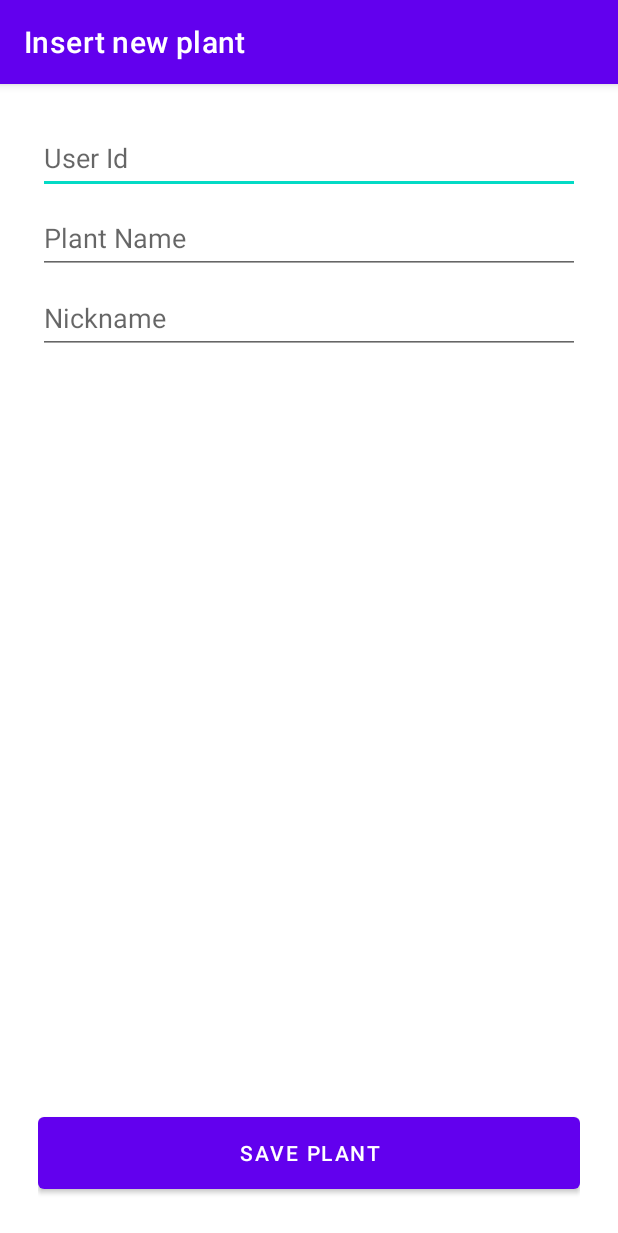
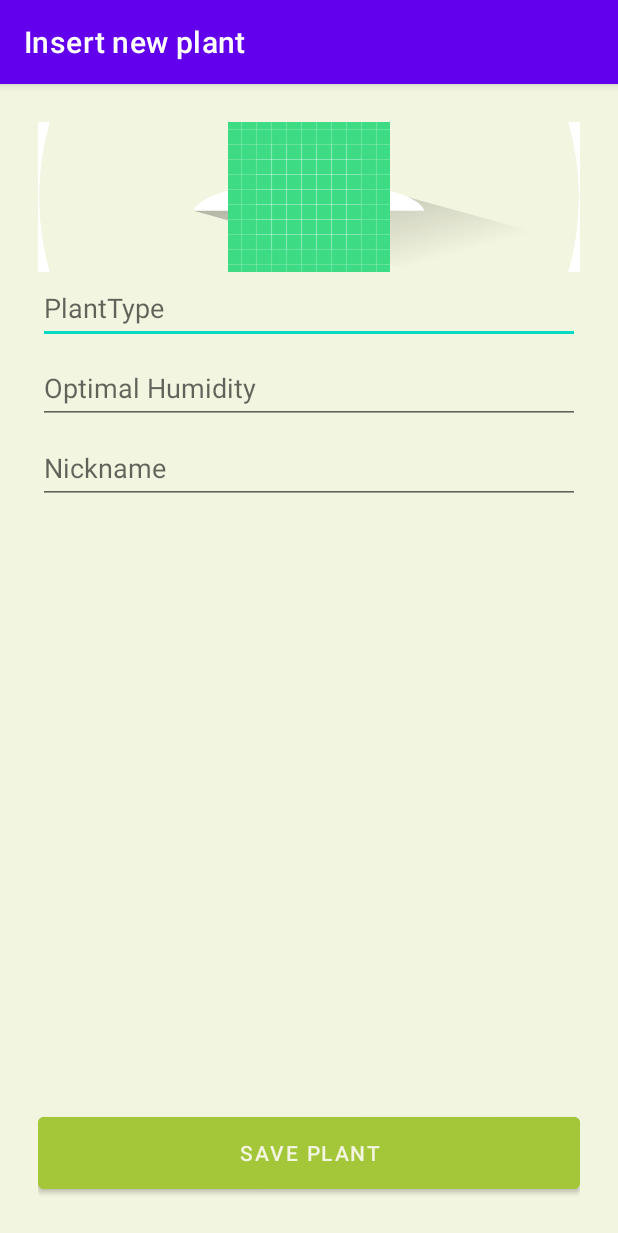
Before and after one commit to idoFassberg/GreenGuardian, an Android app: the AddUserPlantForm screen opened directly, with no data from a screen before it, on a phone screen of 412 x 824 dp. Shown: the top 1233 px of the screen. Run offline under Robolectric (Android 15) with nearby library versions, the phone set to English and light mode, and no system bars; our stand-ins replace Firebase (no records; nobody signed in at launch, a user with empty details on screens opened directly).

Commit message:
add plant

```diff
--- a/AndroidStudioProjects/app/src/main/java/com/mta/greenguardianapplication/AddUserPlantForm.java
+++ b/AndroidStudioProjects/app/src/main/java/com/mta/greenguardianapplication/AddUserPlantForm.java
@@ -1,18 +1,18 @@
 package com.mta.greenguardianapplication;
 
 import android.os.Bundle;
+import android.widget.ImageView;
 import android.widget.Toast;
 
 import androidx.appcompat.app.AppCompatActivity;
 
+import com.bumptech.glide.Glide;
+import com.bumptech.glide.request.RequestOptions;
 import com.google.android.material.button.MaterialButton;
 import com.google.android.material.textfield.TextInputEditText;
 import com.google.firebase.database.DatabaseReference;
 import com.google.firebase.database.FirebaseDatabase;
 import com.mta.greenguardianapplication.model.UserPlant;
-
-import java.util.logging.Level;
-import java.util.logging.Logger;
 
 public class AddUserPlantForm extends AppCompatActivity {
     private DatabaseReference mDatabase;
@@ -21,15 +21,32 @@ public class AddUserPlantForm extends AppCompatActivity {
     protected void onCreate(Bundle savedInstanceState) {
         super.onCreate(savedInstanceState);
         setContentView(R.layout.form_add_user_plant);
+        String plantType = getIntent().getStringExtra("plantType");
+        String optimalHumidity = getIntent().getStringExtra("optimalHumidity");
+        String pictureUrl = getIntent().getStringExtra("pictureUrl");
+
+        // Assign default values if the extras are null
+        plantType = plantType != null ? plantType : "";
+        optimalHumidity = optimalHumidity != null ? optimalHumidity : "";
+        pictureUrl = pictureUrl != null ? pictureUrl : "";
         mDatabase = FirebaseDatabase.getInstance().getReference("UserPlant");
-        initializeComponents();
+        initializeComponents(plantType, optimalHumidity,pictureUrl);
     }
 
-    private void initializeComponents() {
-        TextInputEditText inputEditUserId = findViewById(R.id.form_textFieldUserId);
-        TextInputEditText inputEditPlantName = findViewById(R.id.form_textFieldPlantName);
+    private void initializeComponents(String plantType,String optimalHumidity,String pictureUrl) {
+        TextInputEditText inputEditUserId = findViewById(R.id.form_textFieldPlantType);
+        TextInputEditText inputEditPlantName = findViewById(R.id.form_textFieldOptimalHumidity);
         TextInputEditText inputEditNickName = findViewById(R.id.form_textFieldNickName);
+        ImageView pictureView = findViewById(R.id.plant_image);
         MaterialButton buttonSaveUserPlant = findViewById(R.id.form_buttonSaveUserPlant);
+        if(pictureUrl != "") {
+            Glide.with(pictureView.getContext())
+                    .load(pictureUrl)
+                    .apply(new RequestOptions().circleCrop())
+                    .into(pictureView);
+        }
+        inputEditUserId.setText(plantType);
+        inputEditPlantName.setText(optimalHumidity);
 
         buttonSaveUserPlant.setOnClickListener(view -> {
             String userId = String.valueOf(inputEditUserId.getText());
--- a/AndroidStudioProjects/app/src/main/java/com/mta/greenguardianapplication/PlantListActivity.java
+++ b/AndroidStudioProjects/app/src/main/java/com/mta/greenguardianapplication/PlantListActivity.java
@@ -6,9 +6,12 @@ import androidx.recyclerview.widget.LinearLayoutManager;
 import androidx.recyclerview.widget.RecyclerView;
 
 import android.annotation.SuppressLint;
+import android.content.Intent;
 import android.os.Bundle;
 import android.view.View;
+import android.widget.ImageView;
 import android.widget.ProgressBar;
+import android.widget.TextView;
 
 import com.firebase.ui.database.FirebaseRecyclerOptions;
 import com.google.firebase.database.DataSnapshot;
--- a/AndroidStudioProjects/app/src/main/java/com/mta/greenguardianapplication/UserPlantListActivity.java
+++ b/AndroidStudioProjects/app/src/main/java/com/mta/greenguardianapplication/UserPlantListActivity.java
@@ -80,5 +80,4 @@ public class UserPlantListActivity extends AppCompatActivity {
         super.onStop();
         userPlantAdapter.stopListening();
     }
-
 }
--- a/AndroidStudioProjects/app/src/main/res/layout/form_add_user_plant.xml
+++ b/AndroidStudioProjects/app/src/main/res/layout/form_add_user_plant.xml
@@ -5,27 +5,41 @@
     android:layout_width="match_parent"
     android:layout_height="match_parent"
     android:padding="25dp"
-    tools:context=".AddUserPlantForm">
+    tools:context=".AddUserPlantForm"
+    android:background="#F2F5DF">
 
     <LinearLayout
         android:layout_width="match_parent"
         android:layout_height="wrap_content"
         android:orientation="vertical">
 
+        <ImageView
+            android:id="@+id/plant_image"
+            android:layout_width="match_parent"
+            android:layout_height="100dp"
+            android:adjustViewBounds="false"
+            android:background="@drawable/image"
+            android:contentDescription="@string/plant_image_description"
+            android:scaleType="center"
+            android:src="@drawable/ic_launcher_background" />
+
         <com.google.android.material.textfield.TextInputEditText
-            android:id="@+id/form_textFieldUserId"
+            android:id="@+id/form_textFieldPlantType"
             android:layout_width="match_parent"
             android:layout_height="wrap_content"
             android:layout_marginBottom="5dp"
-            android:hint="@string/form_userId"
+            android:hint="PlantType"
+            android:digits="abcdefghijklmnopqrstuvwxyzABCDEFGHIJKLMNOPQRSTUVWXYZ"
+            android:inputType="text"
             android:minHeight="48dp" />
 
         <com.google.android.material.textfield.TextInputEditText
-            android:id="@+id/form_textFieldPlantName"
+            android:id="@+id/form_textFieldOptimalHumidity"
             android:layout_width="match_parent"
             android:layout_height="wrap_content"
             android:layout_marginBottom="5dp"
-            android:hint="@string/form_plantName"
+            android:hint="Optimal Humidity"
+            android:inputType="number"
             android:minHeight="48dp" />
 
         <com.google.android.material.textfield.TextInputEditText
@@ -35,14 +49,17 @@
             android:layout_marginBottom="5dp"
             android:hint="@string/form_nickName"
             android:minHeight="48dp" />
+
     </LinearLayout>
 
     <com.google.android.material.button.MaterialButton
         android:id="@+id/form_buttonSaveUserPlant"
+        android:textColor="#F2F5DF"
         android:text="@string/button_saveUserPlant"
         android:layout_alignParentBottom="true"
         android:minHeight="60dp"
         android:layout_width="match_parent"
-        android:layout_height="wrap_content"/>
+        android:layout_height="wrap_content"
+        android:backgroundTint="#A4C639"/>
 
 </RelativeLayout>
--- a/AndroidStudioProjects/app/src/main/res/values/colors.xml
+++ b/AndroidStudioProjects/app/src/main/res/values/colors.xml
@@ -7,4 +7,5 @@
     <color name="teal_700">#4CAF50</color>
     <color name="black">#FF000000</color>
     <color name="white">#FFFFFFFF</color>
+    <color name="our_green">#A4C639</color>
 </resources>
--- a/AndroidStudioProjects/app/src/main/res/values/strings.xml
+++ b/AndroidStudioProjects/app/src/main/res/values/strings.xml
@@ -11,6 +11,7 @@
     <string name="next">Next</string>
     <string name="previous">Previous</string>
     <string name="plant_image_description">Image</string>
+    <string name="add_button_description">Add plant to my plants</string>
 
     <item name="form_textFieldType1" type="id" />
     <item name="form_imageViewPictureUrl1" type="id" />
```
Also changed, not shown: AndroidStudioProjects/app/src/main/java/com/mta/greenguardianapplication/adapter/PlantAdapter.java (+52 -2 lines), AndroidStudioProjects/app/src/main/res/layout/plant_list_item.xml (+26 -9 lines).
